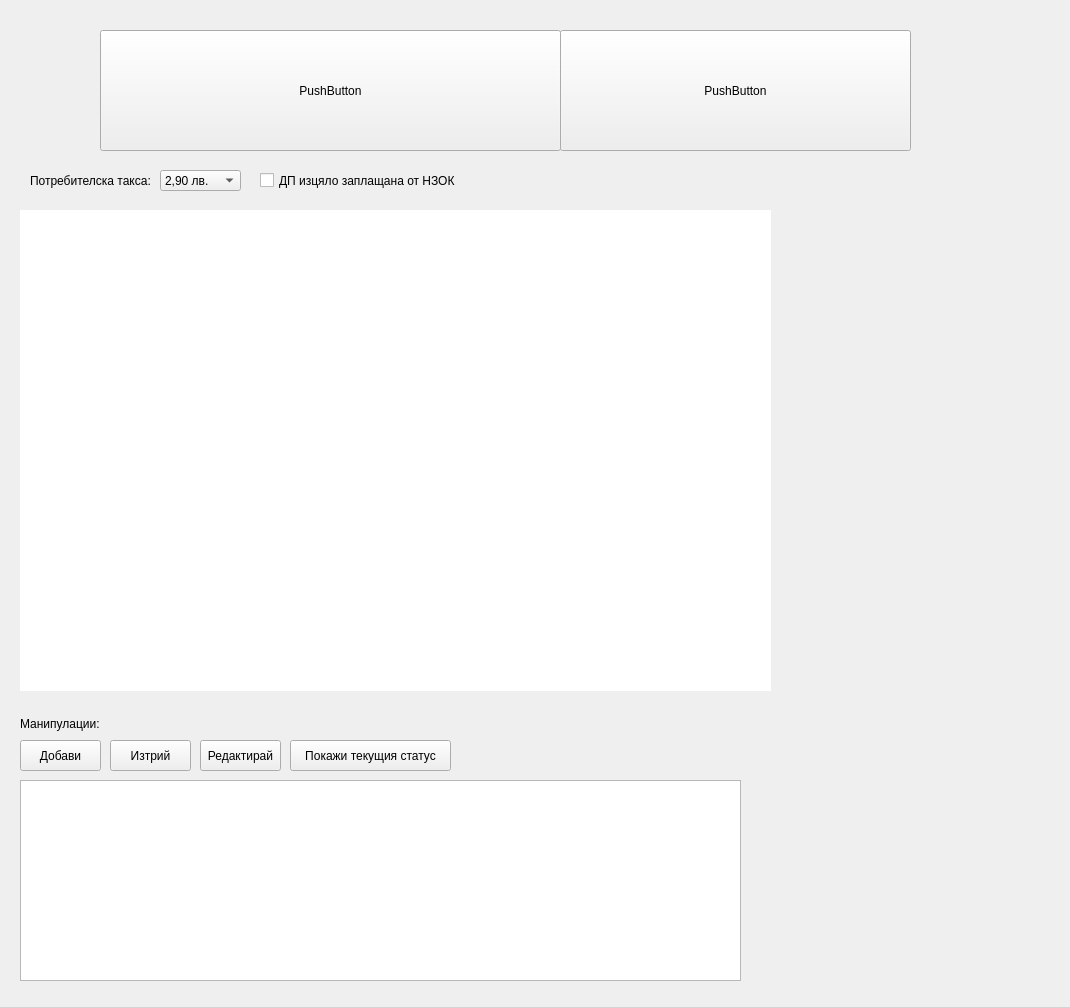
Qt form src/View/ListView/ListView.ui (thefinalcutbg/DinoDent) before a commit.
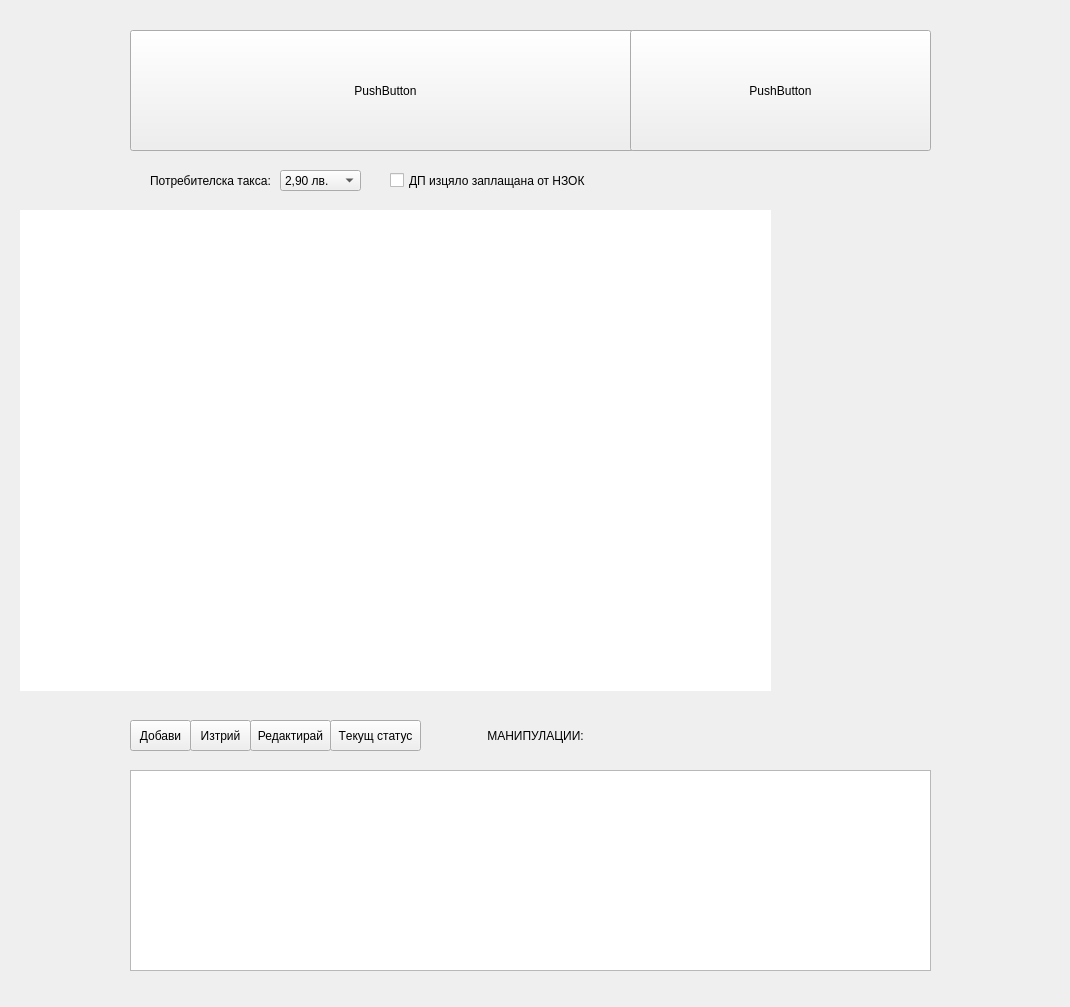
The same form after that commit. Custom widgets are drawn as their Qt base class.

Commit message: AmbList major ui design changes. Procedure table now has custom QHeader and custom paintEvent.

What changed in the file:
```diff
--- a/src/View/ListView/ListView.ui
+++ b/src/View/ListView/ListView.ui
@@ -11,7 +11,7 @@
    </rect>
   </property>
   <property name="sizePolicy">
-   <sizepolicy hsizetype="Fixed" vsizetype="Fixed">
+   <sizepolicy hsizetype="Fixed" vsizetype="Preferred">
     <horstretch>0</horstretch>
     <verstretch>0</verstretch>
    </sizepolicy>
@@ -50,9 +50,9 @@
   <widget class="PatientTile" name="patientTile">
    <property name="geometry">
     <rect>
-     <x>100</x>
+     <x>130</x>
      <y>30</y>
-     <width>461</width>
+     <width>511</width>
      <height>121</height>
     </rect>
    </property>
@@ -63,9 +63,9 @@
   <widget class="AllergiesTile" name="allergiesTile">
    <property name="geometry">
     <rect>
-     <x>560</x>
+     <x>630</x>
      <y>30</y>
-     <width>351</width>
+     <width>301</width>
      <height>121</height>
     </rect>
    </property>
@@ -96,9 +96,9 @@
   <widget class="ProcedureTable" name="procedureTable">
    <property name="geometry">
     <rect>
-     <x>20</x>
-     <y>780</y>
-     <width>721</width>
+     <x>130</x>
+     <y>770</y>
+     <width>801</width>
      <height>201</height>
     </rect>
    </property>
@@ -109,9 +109,9 @@
   <widget class="QPushButton" name="procedureButton">
    <property name="geometry">
     <rect>
-     <x>20</x>
-     <y>740</y>
-     <width>81</width>
+     <x>130</x>
+     <y>720</y>
+     <width>61</width>
      <height>31</height>
     </rect>
    </property>
@@ -122,9 +122,9 @@
   <widget class="QPushButton" name="deleteProcedure">
    <property name="geometry">
     <rect>
-     <x>110</x>
-     <y>740</y>
-     <width>81</width>
+     <x>190</x>
+     <y>720</y>
+     <width>61</width>
      <height>31</height>
     </rect>
    </property>
@@ -135,8 +135,8 @@
   <widget class="QPushButton" name="editProcedure">
    <property name="geometry">
     <rect>
-     <x>200</x>
-     <y>740</y>
+     <x>250</x>
+     <y>720</y>
      <width>81</width>
      <height>31</height>
     </rect>
@@ -148,7 +148,7 @@
   <widget class="QCheckBox" name="unfav_check">
    <property name="geometry">
     <rect>
-     <x>260</x>
+     <x>390</x>
      <y>170</y>
      <width>211</width>
      <height>21</height>
@@ -161,10 +161,10 @@
   <widget class="QLabel" name="priceLabel">
    <property name="geometry">
     <rect>
-     <x>450</x>
-     <y>700</y>
-     <width>291</width>
-     <height>31</height>
+     <x>700</x>
+     <y>710</y>
+     <width>211</width>
+     <height>51</height>
     </rect>
    </property>
    <property name="text">
@@ -173,24 +173,30 @@
    <property name="alignment">
     <set>Qt::AlignRight|Qt::AlignTrailing|Qt::AlignVCenter</set>
    </property>
+   <property name="wordWrap">
+    <bool>true</bool>
+   </property>
   </widget>
   <widget class="QLabel" name="label">
    <property name="geometry">
     <rect>
-     <x>20</x>
-     <y>713</y>
-     <width>81</width>
-     <height>21</height>
+     <x>450</x>
+     <y>720</y>
+     <width>171</width>
+     <height>31</height>
     </rect>
    </property>
    <property name="text">
-    <string>Манипулации:</string>
+    <string>МАНИПУЛАЦИИ:</string>
+   </property>
+   <property name="alignment">
+    <set>Qt::AlignCenter</set>
    </property>
   </widget>
   <widget class="ComboBox" name="taxCombo">
    <property name="geometry">
     <rect>
-     <x>160</x>
+     <x>280</x>
      <y>170</y>
      <width>81</width>
      <height>21</height>
@@ -215,7 +221,7 @@
   <widget class="QLabel" name="label_2">
    <property name="geometry">
     <rect>
-     <x>30</x>
+     <x>150</x>
      <y>170</y>
      <width>131</width>
      <height>21</height>
@@ -228,14 +234,14 @@
   <widget class="QPushButton" name="showCurrentStatusBox">
    <property name="geometry">
     <rect>
-     <x>290</x>
-     <y>740</y>
-     <width>161</width>
+     <x>330</x>
+     <y>720</y>
+     <width>91</width>
      <height>31</height>
     </rect>
    </property>
    <property name="text">
-    <string>Покажи текущия статус</string>
+    <string>Tекущ статус</string>
    </property>
    <property name="checkable">
     <bool>true</bool>
```
Left out of the diff: 19 changed lines with no effect on the pictures. The commit also changes 14 other files.
